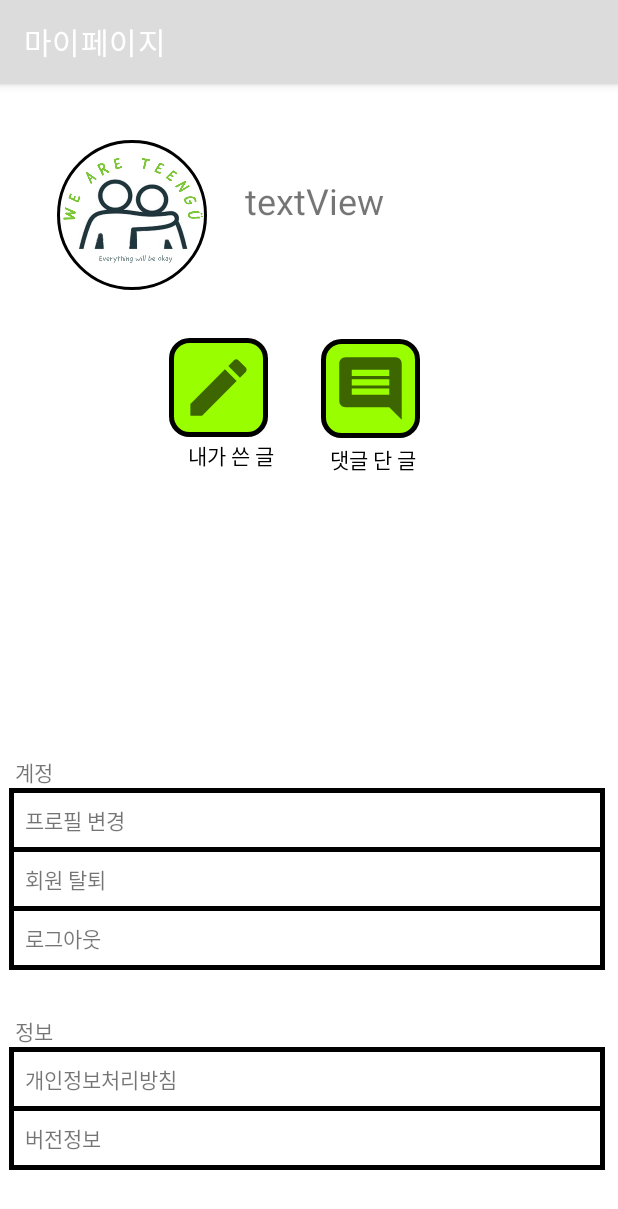
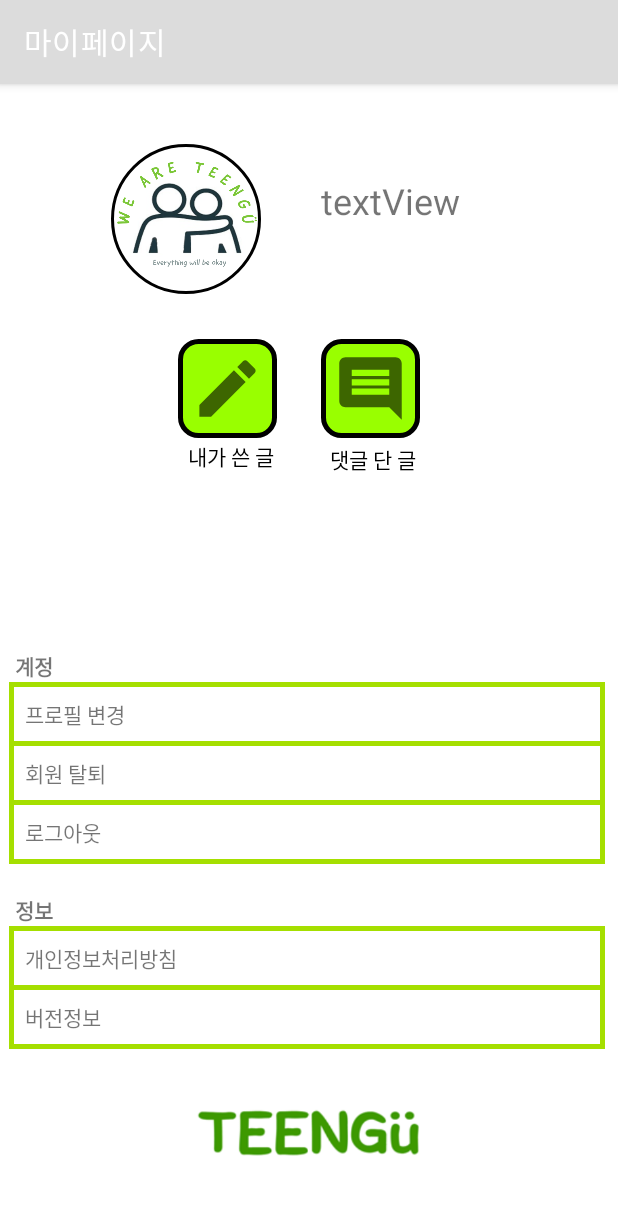
Before and after one commit to YRim99/TeenGu, an Android app: the MypageActivity screen opened directly, with no data from a screen before it, on a phone screen of 412 x 824 dp. Shown: the top 1209 px of the screen. Run offline under Robolectric (Android 15) with nearby library versions, the phone set to English and light mode, and no system bars; our stand-ins replace CircleImageView; 2 statements that could not run were skipped.

Commit message:
마이페이지 디자인

```diff
--- a/app/src/main/res/layout/activity_mypage.xml
+++ b/app/src/main/res/layout/activity_mypage.xml
@@ -5,17 +5,18 @@
     android:layout_width="match_parent"
     android:layout_height="match_parent">
 
-
     <de.hdodenhof.circleimageview.CircleImageView
         android:id="@+id/Imageview_Main_Myprofile"
         android:layout_width="100dp"
         android:layout_height="100dp"
         android:layout_gravity="center"
-        android:layout_marginStart="38dp"
-        android:layout_marginTop="37dp"
+        android:layout_marginStart="100dp"
+        android:layout_marginTop="40dp"
+        android:layout_marginEnd="10dp"
         android:src="@drawable/teengu"
         app:civ_border_color="#FF000000"
         app:civ_border_width="2dp"
+        app:layout_constraintEnd_toStartOf="@+id/welcome_string"
         app:layout_constraintStart_toStartOf="parent"
         app:layout_constraintTop_toTopOf="parent" />
 
@@ -23,15 +24,15 @@
         android:id="@+id/welcome_string"
         android:layout_width="wrap_content"
         android:layout_height="wrap_content"
-        android:layout_marginStart="25dp"
+        android:layout_marginStart="30dp"
         android:layout_marginTop="61dp"
         android:layout_marginEnd="132dp"
         android:layout_marginBottom="523dp"
+        android:text="textView"
         android:textSize="24sp"
-        android:text="textView"
         app:layout_constraintBottom_toBottomOf="parent"
         app:layout_constraintEnd_toEndOf="parent"
-        app:layout_constraintHorizontal_bias="0.0"
+        app:layout_constraintHorizontal_bias="1.0"
         app:layout_constraintStart_toEndOf="@+id/Imageview_Main_Myprofile"
         app:layout_constraintTop_toTopOf="parent"
         app:layout_constraintVertical_bias="0.0" />
@@ -40,16 +41,15 @@
         android:id="@+id/mypost"
         android:layout_width="wrap_content"
         android:layout_height="wrap_content"
-        android:layout_marginStart="128dp"
-        android:layout_marginTop="32dp"
-        android:layout_marginEnd="35dp"
+        android:layout_marginStart="118dp"
+        android:layout_marginTop="30dp"
+        android:layout_marginEnd="29dp"
         android:background="@drawable/button_round2"
         app:layout_constraintEnd_toStartOf="@+id/mycomment"
-        app:layout_constraintHorizontal_bias="1.0"
         app:layout_constraintStart_toStartOf="parent"
         app:layout_constraintTop_toBottomOf="@+id/Imageview_Main_Myprofile"
         app:srcCompat="@drawable/ic_baseline_edit_24"
-        tools:ignore="VectorDrawableCompat" />
+        tools:ignore="MissingConstraints,VectorDrawableCompat" />
 
     <ImageButton
         android:id="@+id/mycomment"
@@ -89,15 +89,16 @@
         app:layout_constraintTop_toBottomOf="@+id/mycomment"
         tools:ignore="MissingConstraints" />
 
+
     <TableLayout
+        android:id="@+id/tableLayout"
         android:layout_width="409dp"
-        android:layout_height="350dp"
-        android:layout_marginTop="32dp"
+        android:layout_height="280dp"
+        android:layout_marginTop="5dp"
         app:layout_constraintBottom_toBottomOf="parent"
-        app:layout_constraintTop_toTopOf="parent"
-        app:layout_constraintVertical_bias="1.0"
-        tools:layout_editor_absoluteX="1dp"
-        tools:ignore="MissingConstraints">
+        app:layout_constraintTop_toBottomOf="@+id/textView9"
+        tools:ignore="MissingConstraints"
+        tools:layout_editor_absoluteX="1dp">
 
         <TableRow
             android:layout_width="match_parent"
@@ -105,14 +106,15 @@
 
             <TextView
                 android:layout_marginStart="10dp"
-                android:layout_marginTop="30dp"
-                android:text="계정" />
+                android:text="계정"
+                android:textStyle="bold" />
         </TableRow>
+
         <TableRow
             android:layout_height="10dp"
-            android:background="@color/black"
+            android:layout_marginLeft="6dp"
             android:layout_marginRight="6dp"
-            android:layout_marginLeft="6dp">
+            android:background="@color/teengu">
 
             <TextView
                 android:id="@+id/profile_change"
@@ -124,11 +126,12 @@
                 android:padding="7dp"
                 android:text="프로필 변경" />
         </TableRow>
+
         <TableRow
             android:layout_height="10dp"
-            android:background="@color/black"
+            android:layout_marginLeft="6dp"
             android:layout_marginRight="6dp"
-            android:layout_marginLeft="6dp">
+            android:background="@color/teengu">
 
             <TextView
                 android:id="@+id/exit"
@@ -142,11 +145,12 @@
                 android:padding="7dp"
                 android:text="회원 탈퇴" />
         </TableRow>
+
         <TableRow
             android:layout_height="10dp"
-            android:background="@color/black"
+            android:layout_marginLeft="6dp"
             android:layout_marginRight="6dp"
-            android:layout_marginLeft="6dp">
+            android:background="@color/teengu">
 
             <TextView
                 android:id="@+id/logout"
@@ -165,14 +169,16 @@
 
             <TextView
                 android:layout_marginStart="10dp"
-                android:layout_marginTop="30dp"
-                android:text="정보" />
+                android:layout_marginTop="20dp"
+                android:text="정보"
+                android:textStyle="bold" />
         </TableRow>
+
         <TableRow
             android:layout_height="10dp"
-            android:background="@color/black"
+            android:layout_marginLeft="6dp"
             android:layout_marginRight="6dp"
-            android:layout_marginLeft="6dp">
+            android:background="@color/teengu">
 
             <TextView
                 android:id="@+id/infosec"
@@ -185,11 +191,12 @@
                 android:text="개인정보처리방침" />
 
         </TableRow>
+
         <TableRow
             android:layout_height="10dp"
-            android:background="@color/black"
+            android:layout_marginLeft="6dp"
             android:layout_marginRight="6dp"
-            android:layout_marginLeft="6dp">
+            android:background="@color/teengu">
 
             <TextView
                 android:id="@+id/version"
@@ -205,9 +212,18 @@
         </TableRow>
 
 
-
     </TableLayout>
 
+    <ImageView
+        android:id="@+id/imageView2"
+        android:layout_width="150dp"
+        android:layout_height="wrap_content"
+        android:layout_marginBottom="25dp"
+        app:layout_constraintBottom_toBottomOf="parent"
+        app:layout_constraintEnd_toEndOf="parent"
+        app:layout_constraintStart_toStartOf="parent"
+        app:layout_constraintTop_toBottomOf="@+id/tableLayout"
+        app:srcCompat="@drawable/teengu_bottom" />
 
 
 </androidx.constraintlayout.widget.ConstraintLayout>
```
